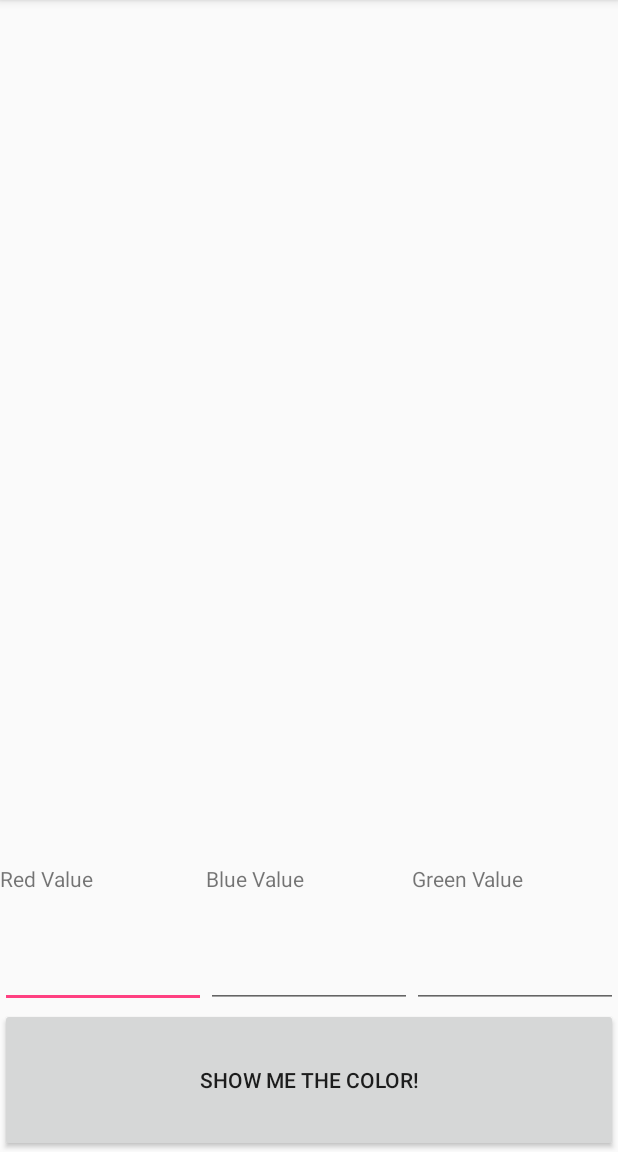
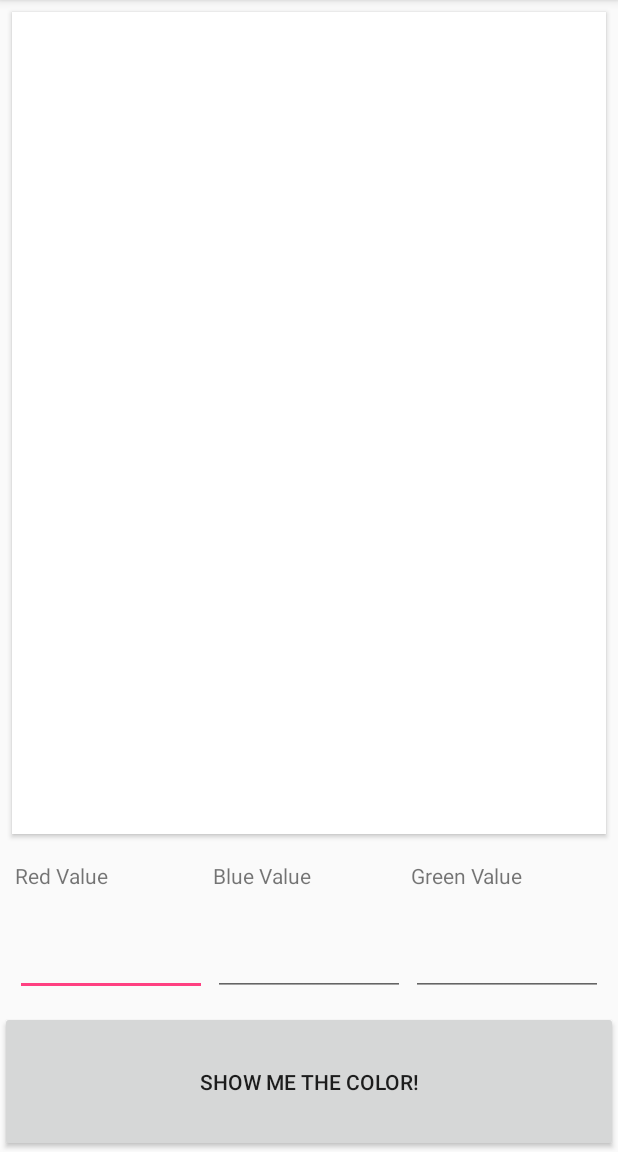
Before and after one commit to jibreel/RedBlueGreen, an Android app: the screen it shows after launch (MainActivity), on a phone screen of 412 x 824 dp, the part 84-1236 px from its top. Run offline under Robolectric (Android 15) with nearby library versions, the phone set to English and light mode, and no system bars; our stand-ins replace data binding.

```diff
--- a/app/src/main/res/layout/activity_main.xml
+++ b/app/src/main/res/layout/activity_main.xml
@@ -17,20 +17,32 @@
         android:layout_width="match_parent"
         >
 
-        <ImageView
-            android:id="@+id/canvas"
+        <FrameLayout
             android:layout_width="match_parent"
             android:layout_height="0dp"
             android:layout_weight="6"
-            tools:background="@color/colorAccent"/>
+            >
+
+            <ImageView
+                android:elevation="2dp"
+                android:layout_margin="8dp"
+                android:id="@+id/canvas"
+                android:layout_height="match_parent"
+                android:layout_width="match_parent"
+                android:background="@android:color/white"
+                tools:background="@color/colorAccent"/>
+        </FrameLayout>
+
 
         <LinearLayout
             android:layout_width="match_parent"
             android:layout_height="0dp"
             android:layout_weight="1"
+            android:layout_margin="8dp"
             >
 
             <LinearLayout
+                android:layout_margin="2dp"
                 android:layout_width="0dp"
                 android:layout_height="match_parent"
                 android:orientation="vertical"
@@ -51,6 +63,7 @@
             </LinearLayout>
 
             <LinearLayout
+                android:layout_margin="2dp"
                 android:layout_width="0dp"
                 android:layout_height="match_parent"
                 android:orientation="vertical"
@@ -72,6 +85,7 @@
             </LinearLayout>
 
             <LinearLayout
+                android:layout_margin="2dp"
                 android:layout_width="0dp"
                 android:layout_height="match_parent"
                 android:orientation="vertical"
--- a/app/src/main/res/values/strings.xml
+++ b/app/src/main/res/values/strings.xml
@@ -5,5 +5,9 @@
     <string name="blue_value">Blue Value</string>
     <string name="red_value">Red Value</string>
     <string name="red">Red</string>
+    <string name="blue">Blue</string>
+    <string name="green">Green</string>
     <string name="show_me_red">Show me red!</string>
+    <string name="show_me_blue">Show me blue!</string>
+    <string name="show_me_green">Show me green!</string>
 </resources>
```
Also changed, not shown: app/src/main/res/xml/shortcuts.xml (+26 -1 lines).
